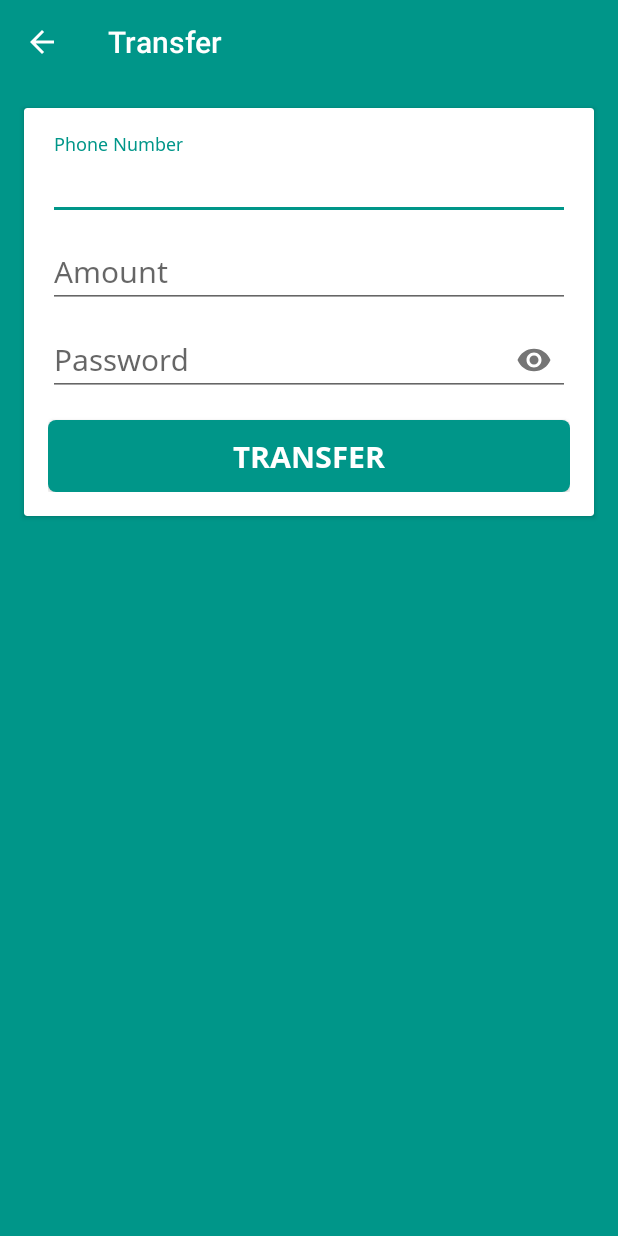
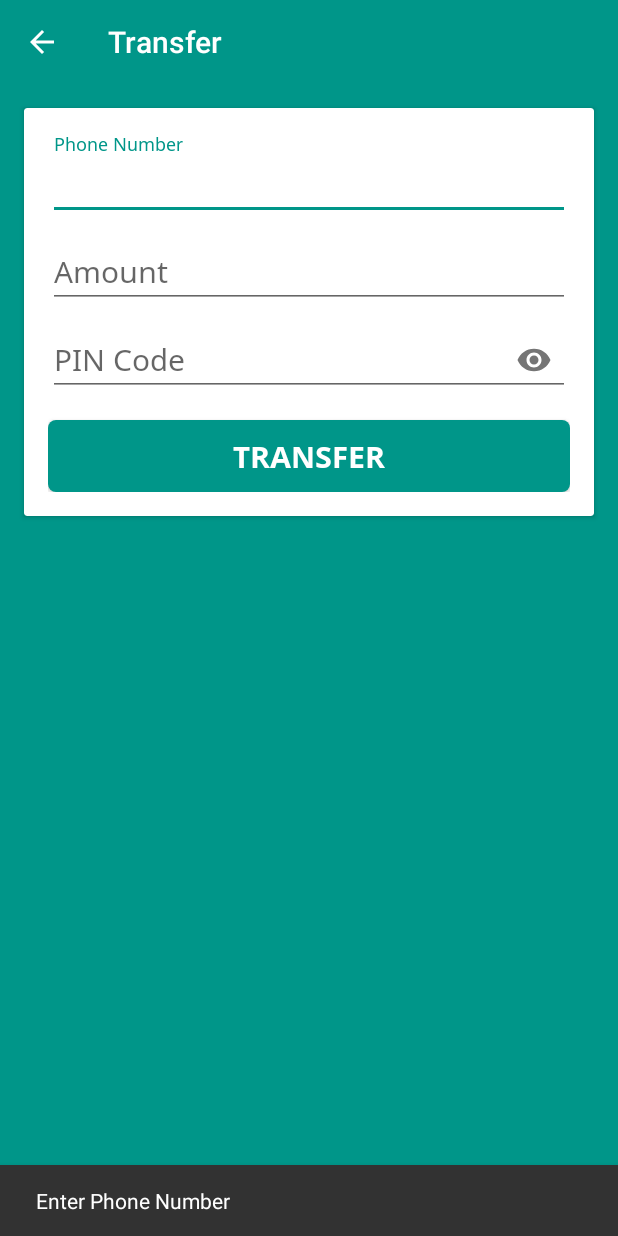
Before and after one commit to mknishad/wallet-android, an Android app: the TransferActivity screen opened directly, with no data from a screen before it, after a tap on "TRANSFER", on a phone screen of 412 x 824 dp. Run offline under Robolectric (Android 15) with nearby library versions, the phone set to English and light mode, and no system bars; our stand-ins replace ButterKnife.

Commit message:
implement transfer

```diff
--- a/app/src/main/java/com/wallet/networking/ApiInterface.java
+++ b/app/src/main/java/com/wallet/networking/ApiInterface.java
@@ -1,11 +1,14 @@
 package com.wallet.networking;
 
+import com.wallet.model.Transfer;
 import com.wallet.model.User;
 import com.wallet.model.UserLogin;
 
 import retrofit2.Call;
 import retrofit2.http.Body;
+import retrofit2.http.Header;
 import retrofit2.http.POST;
+import retrofit2.http.Path;
 
 public interface ApiInterface {
 
@@ -14,4 +17,10 @@ public interface ApiInterface {
 
     @POST("auth/login")
     Call<UserLogin> login(@Body User user);
+
+    @POST("transfer/users/{userId}/receiver/{mobileNumber}")
+    Call<Transfer> transfer(@Header("authorization") String authorization,
+                            @Path("userId") String userId,
+                            @Path("mobileNumber") String mobileNumber,
+                            @Body Transfer transfer);
 }
--- a/app/src/main/java/com/wallet/ui/activity/RegisterActivity.java
+++ b/app/src/main/java/com/wallet/ui/activity/RegisterActivity.java
@@ -78,6 +78,10 @@ public class RegisterActivity extends AppCompatActivity {
 
     @OnClick(R.id.registerButton)
     public void onViewClicked() {
+        register();
+    }
+
+    private void register() {
         if (!WalletUtil.hasInternetConnection(context)) {
             WalletUtil.showSnackbar(toolbar, getString(R.string.no_internet_connection));
             Log.e(TAG, "getUserStateFromServer: " + getString(R.string.no_internet_connection));
--- a/app/src/main/java/com/wallet/ui/activity/TransferActivity.java
+++ b/app/src/main/java/com/wallet/ui/activity/TransferActivity.java
@@ -1,16 +1,33 @@
 package com.wallet.ui.activity;
 
+import android.app.ProgressDialog;
+import android.content.Context;
+import android.content.Intent;
 import android.os.Bundle;
+import android.text.TextUtils;
+import android.util.Log;
 import android.widget.Button;
 
 import com.google.android.material.textfield.TextInputLayout;
 
 import com.wallet.R;
+import com.wallet.model.Transfer;
+import com.wallet.model.User;
+import com.wallet.networking.ApiClient;
+import com.wallet.networking.ApiInterface;
+import com.wallet.sharedpreference.WalletPreferences;
+import com.wallet.util.Constant;
+import com.wallet.util.WalletUtil;
+
+import androidx.appcompat.app.AlertDialog;
 import androidx.appcompat.app.AppCompatActivity;
 import androidx.appcompat.widget.Toolbar;
 import butterknife.BindView;
 import butterknife.ButterKnife;
 import butterknife.OnClick;
+import retrofit2.Call;
+import retrofit2.Callback;
+import retrofit2.Response;
 
 public class TransferActivity extends AppCompatActivity {
 
@@ -20,10 +37,20 @@ public class TransferActivity extends AppCompatActivity {
     TextInputLayout phoneNumberWrapper;
     @BindView(R.id.amountWrapper)
     TextInputLayout amountWrapper;
-    @BindView(R.id.passwordWrapper)
-    TextInputLayout passwordWrapper;
+    @BindView(R.id.pinCodeWrapper)
+    TextInputLayout pinCodeWrapper;
     @BindView(R.id.transferButton)
     Button transferButton;
+
+    private static final String TAG = "TransferActivity";
+
+    private Context context;
+    private WalletPreferences preferences;
+    private ApiInterface apiInterface;
+    private ProgressDialog progressDialog;
+    private AlertDialog.Builder alertDialogBuilder;
+    private User user;
+    private Transfer transfer;
 
     @Override
     protected void onCreate(Bundle savedInstanceState) {
@@ -35,6 +62,25 @@ public class TransferActivity extends AppCompatActivity {
     }
 
     private void init() {
+        setupToolbar();
+
+        context = TransferActivity.this;
+        preferences = new WalletPreferences(context);
+        apiInterface = ApiClient.getApiClient().create(ApiInterface.class);
+        user = preferences.getUser();
+        transfer = new Transfer();
+
+        progressDialog = new ProgressDialog(this);
+        progressDialog.setMessage("Please Wait ...");
+        progressDialog.setCancelable(false);
+        progressDialog.setCanceledOnTouchOutside(false);
+
+        alertDialogBuilder = new AlertDialog.Builder(context)
+                .setPositiveButton(android.R.string.ok, (dialog, which) -> finish())
+                .setCancelable(false);
+    }
+
+    private void setupToolbar() {
         setSupportActionBar(toolbar);
         getSupportActionBar().setDisplayHomeAsUpEnabled(true);
         getSupportActionBar().setDisplayShowTitleEnabled(false);
@@ -44,5 +90,73 @@ public class TransferActivity extends AppCompatActivity {
 
     @OnClick(R.id.transferButton)
     public void onViewClicked() {
+        transfer();
+    }
+
+    private void transfer() {
+        if (!WalletUtil.hasInternetConnection(context)) {
+            WalletUtil.showSnackbar(toolbar, getString(R.string.no_internet_connection));
+            Log.e(TAG, "getUserStateFromServer: " + getString(R.string.no_internet_connection));
+            return;
+        }
+
+        String phoneNumber = phoneNumberWrapper.getEditText().getText().toString().trim();
+        String amount = amountWrapper.getEditText().getText().toString().trim();
+        String pinCode = pinCodeWrapper.getEditText().getText().toString().trim();
+
+        if (TextUtils.isEmpty(phoneNumber)) {
+            WalletUtil.showSnackbar(transferButton, getString(R.string.enter_phone_number));
+            return;
+        }
+        if (TextUtils.isEmpty(amount)) {
+            WalletUtil.showSnackbar(transferButton, getString(R.string.enter_amount));
+            return;
+        }
+        if (TextUtils.isEmpty(pinCode)) {
+            WalletUtil.showSnackbar(transferButton, getString(R.string.enter_pin_code));
+            return;
+        }
+
+        transfer.setAmount(amount);
+        transfer.setPinCode(pinCode);
+
+        progressDialog.show();
+        Call<Transfer> transferCall = apiInterface.transfer(
+                Constant.BEARER + preferences.getAuthToken(),
+                user.get_id(), phoneNumber, transfer);
+        transferCall.enqueue(new Callback<Transfer>() {
+            @Override
+            public void onResponse(Call<Transfer> call, Response<Transfer> response) {
+                try {
+                    Log.d(TAG, "onResponse: ");
+                    progressDialog.dismiss();
+
+                    if (response.code() == 200) {
+                        transfer = response.body();
+                        Log.d(TAG, "onResponse: transfer = " + transfer);
+                        user.setBalance(transfer.getBalance());
+                        preferences.putUser(user);
+                        alertDialogBuilder.setMessage(transfer.getMessage()).show();
+                    } else {
+                        WalletUtil.showSnackbar(transferButton, getString(R.string.something_went_wrong));
+                        Log.e(TAG, "onResponse: response.code() = " + response.code());
+                    }
+                } catch (Exception e) {
+                    WalletUtil.showSnackbar(transferButton, getString(R.string.something_went_wrong));
+                    Log.e(TAG, "onResponse: ", e);
+                }
+            }
+
+            @Override
+            public void onFailure(Call<Transfer> call, Throwable t) {
+                try {
+                    progressDialog.dismiss();
+                    WalletUtil.showSnackbar(transferButton, getString(R.string.unable_to_connect));
+                    Log.e(TAG, "onFailure: " + t.getMessage(), t);
+                } catch (Exception e) {
+                    Log.e(TAG, "onFailure: " + e.getMessage(), e);
+                }
+            }
+        });
     }
 }
--- a/app/src/main/java/com/wallet/util/Constant.java
+++ b/app/src/main/java/com/wallet/util/Constant.java
@@ -3,4 +3,5 @@ package com.wallet.util;
 public class Constant {
     public static final String AUTH_TOKEN = "auth-token";
     public static final String USER = "user";
+    public static final String BEARER = "Bearer ";
 }
--- a/app/src/main/res/layout/activity_transfer.xml
+++ b/app/src/main/res/layout/activity_transfer.xml
@@ -71,7 +71,7 @@
             </com.google.android.material.textfield.TextInputLayout>
 
             <com.google.android.material.textfield.TextInputLayout
-                android:id="@+id/passwordWrapper"
+                android:id="@+id/pinCodeWrapper"
                 android:layout_width="match_parent"
                 android:layout_height="wrap_content"
                 app:passwordToggleEnabled="true">
@@ -80,8 +80,8 @@
                     android:layout_width="match_parent"
                     android:layout_height="wrap_content"
                     android:fontFamily="@font/noto_sans_regular"
-                    android:hint="@string/password"
-                    android:inputType="textPassword"
+                    android:hint="@string/pin_code"
+                    android:inputType="numberPassword"
                     android:textSize="20sp" />
             </com.google.android.material.textfield.TextInputLayout>
 
--- a/app/src/main/res/values/strings.xml
+++ b/app/src/main/res/values/strings.xml
@@ -28,17 +28,21 @@
     <string name="name">Name</string>
     <string name="email">Email</string>
     <string name="no_internet_connection">No Internet Connection!</string>
-    <string name="enter_phone_number">Enter  Phone Number</string>
+    <string name="enter_phone_number">Enter Phone Number</string>
     <string name="enter_name">Enter Name</string>
     <string name="enter_password">Enter Password</string>
+    <string name="enter_amount">Enter Amount</string>
+    <string name="enter_pin_code">Enter PIN Code</string>
     <string name="something_went_wrong">Something Went Wrong!</string>
     <string name="unable_to_connect">Unable To Connect!</string>
     <string name="amount">Amount</string>
 
     <!-- TODO: Remove or change this placeholder text -->
     <string name="hello_blank_fragment">Hello blank fragment</string>
+
     <string name="send">Send</string>
     <string name="receive">Receive</string>
     <string name="generate_qr">Generate QR</string>
     <string name="qr_code">QR Code</string>
+    <string name="pin_code">PIN Code</string>
 </resources>
```
Also changed, not shown: app/src/main/java/com/wallet/model/Transfer.java (added, +59 -0 lines).
